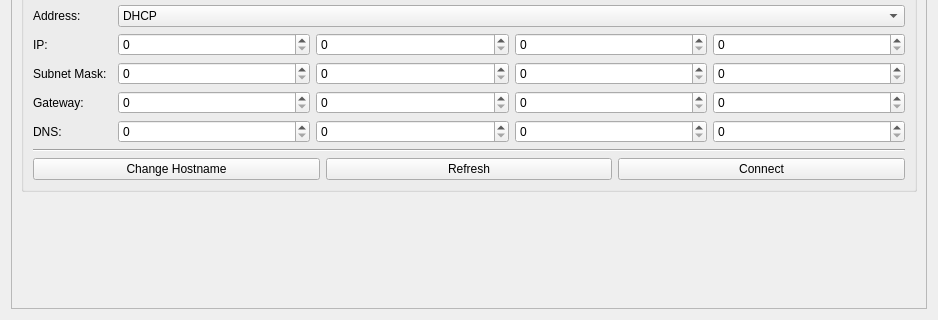
Old version of the form src/brickv/plugin_system/plugins/red/ui/red_tab_settings_network.ui in the repository Tinkerforge/brickv; both pictures show x 0 to 938 and y 562 to 882 of the 938 by 882 pixel window.
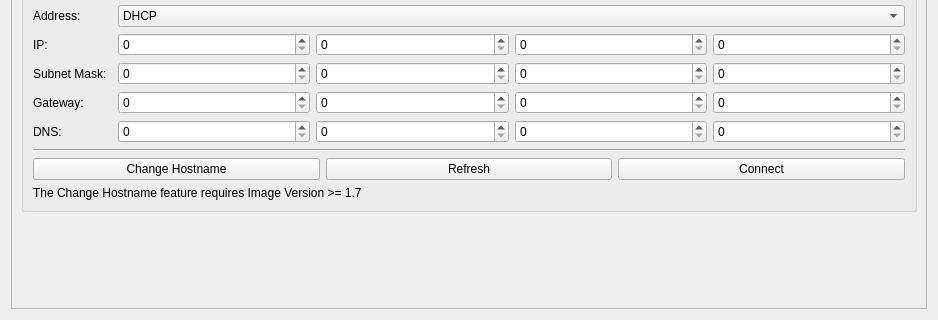
New version of the form.

Commit message: red-brick: Add check for "Change Hostname" feature

Patch:
```diff
--- a/src/brickv/plugin_system/plugins/red/ui/red_tab_settings_network.ui
+++ b/src/brickv/plugin_system/plugins/red/ui/red_tab_settings_network.ui
@@ -37,7 +37,7 @@
        <rect>
         <x>0</x>
         <y>0</y>
-        <width>916</width>
+        <width>918</width>
         <height>839</height>
        </rect>
       </property>
@@ -446,6 +446,13 @@
                 </layout>
                </widget>
               </item>
+              <item row="11" column="0" colspan="3">
+               <widget class="QLabel" name="label_net_conf_change_hostname_hint">
+                <property name="text">
+                 <string>The Change Hostname feature requires Image Version &gt;= 1.7</string>
+                </property>
+               </widget>
+              </item>
              </layout>
             </item>
            </layout>
```
The commit also changes 1 other file.
